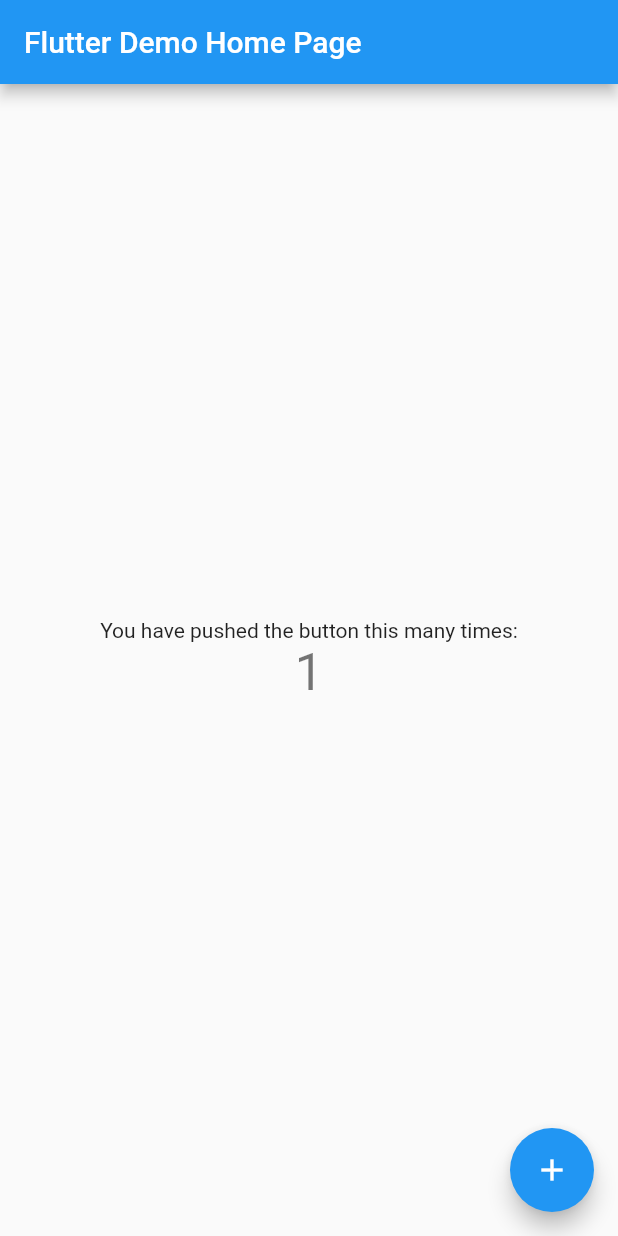
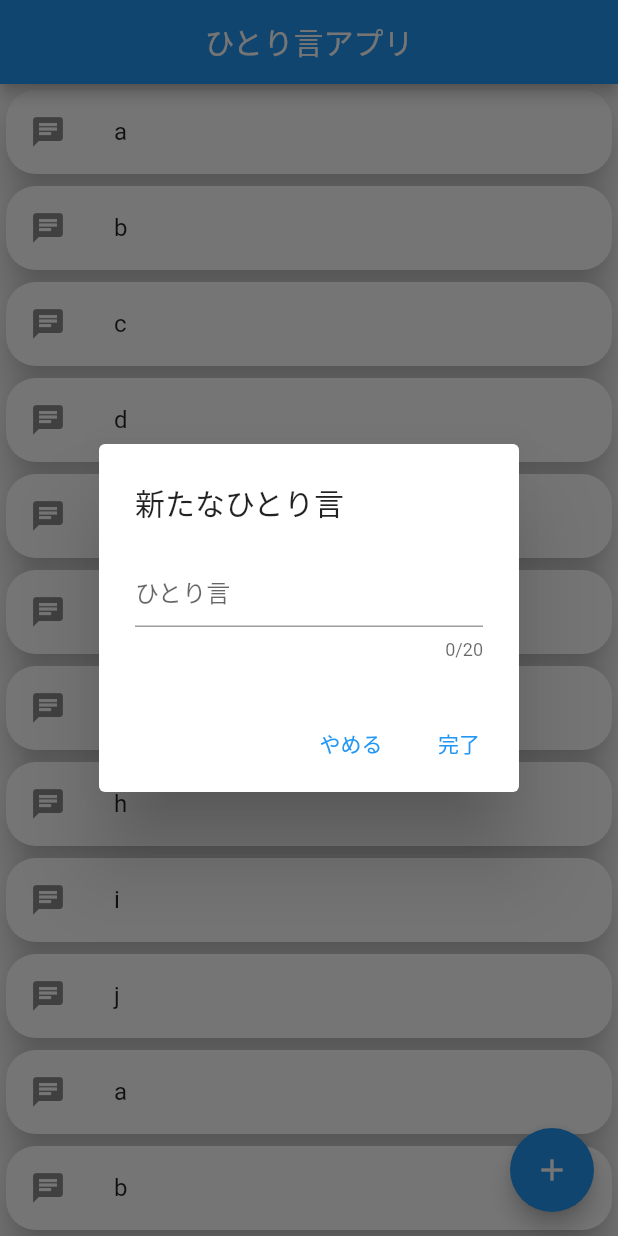
Before and after one commit to hachimitsuboy/flutter_practice6, a Flutter app: the screen it shows after launch, after a tap on the "add" icon, on a phone screen of 412 x 824 dp. Run offline on Flutter 3.47's test engine with Material 2 defaults, Android fonts, the phone set to English and light mode, and no system bars; our stand-ins replace flutter_riverpod, riverpod.

Commit message:
ListViewとFloatingActionbutton選択時にAlertDialogを表示させる

```diff
--- /dev/null
+++ b/lib/custom_alert_dialog.dart
@@ -0,0 +1,44 @@
+import 'package:flutter/material.dart';
+
+class CustomAlertDialog extends StatelessWidget {
+  final String title;
+  final Widget contentWidget;
+  final String? cancelActionText;
+  final Function? cancelAction;
+  final String defaultActionText;
+  final Function? action;
+
+  CustomAlertDialog({
+    required this.title,
+    required this.contentWidget,
+    this.cancelActionText,
+    this.cancelAction,
+    required this.defaultActionText,
+    this.action,
+  });
+
+  @override
+  Widget build(BuildContext context) {
+    return AlertDialog(
+      title: Text(title),
+      content: contentWidget,
+      actions: [
+        if (cancelActionText != null)
+          TextButton(
+            onPressed: () {
+              if (cancelAction != null) cancelAction!();
+              Navigator.of(context).pop(false);
+            },
+            child: Text(cancelActionText!),
+          ),
+        TextButton(
+          onPressed: () {
+            if (action != null) action!();
+            Navigator.of(context).pop(true);
+          },
+          child: Text(defaultActionText),
+        )
+      ],
+    );
+  }
+}
--- a/lib/main.dart
+++ b/lib/main.dart
@@ -1,115 +1,25 @@
 import 'package:flutter/material.dart';
+import 'package:flutter_riverpod/flutter_riverpod.dart';
+import 'package:stream_provider/monologue_page.dart';
+
 
 void main() {
-  runApp(const MyApp());
+  runApp(
+    ProviderScope(
+      child: MyApp(),
+    ),
+  );
 }
 
 class MyApp extends StatelessWidget {
-  const MyApp({Key? key}) : super(key: key);
-
-  // This widget is the root of your application.
   @override
   Widget build(BuildContext context) {
     return MaterialApp(
-      title: 'Flutter Demo',
+      title: 'Monologue app',
       theme: ThemeData(
-        // This is the theme of your application.
-        //
-        // Try running your application with "flutter run". You'll see the
-        // application has a blue toolbar. Then, without quitting the app, try
-        // changing the primarySwatch below to Colors.green and then invoke
-        // "hot reload" (press "r" in the console where you ran "flutter run",
-        // or simply save your changes to "hot reload" in a Flutter IDE).
-        // Notice that the counter didn't reset back to zero; the application
-        // is not restarted.
         primarySwatch: Colors.blue,
       ),
-      home: const MyHomePage(title: 'Flutter Demo Home Page'),
+      home: MonologuePage(),
     );
   }
 }
-
-class MyHomePage extends StatefulWidget {
-  const MyHomePage({Key? key, required this.title}) : super(key: key);
-
-  // This widget is the home page of your application. It is stateful, meaning
-  // that it has a State object (defined below) that contains fields that affect
-  // how it looks.
-
-  // This class is the configuration for the state. It holds the values (in this
-  // case the title) provided by the parent (in this case the App widget) and
-  // used by the build method of the State. Fields in a Widget subclass are
-  // always marked "final".
-
-  final String title;
-
-  @override
-  State<MyHomePage> createState() => _MyHomePageState();
-}
-
-class _MyHomePageState extends State<MyHomePage> {
-  int _counter = 0;
-
-  void _incrementCounter() {
-    setState(() {
-      // This call to setState tells the Flutter framework that something has
-      // changed in this State, which causes it to rerun the build method below
-      // so that the display can reflect the updated values. If we changed
-      // _counter without calling setState(), then the build method would not be
-      // called again, and so nothing would appear to happen.
-      _counter++;
-    });
-  }
-
-  @override
-  Widget build(BuildContext context) {
-    // This method is rerun every time setState is called, for instance as done
-    // by the _incrementCounter method above.
-    //
-    // The Flutter framework has been optimized to make rerunning build methods
-    // fast, so that you can just rebuild anything that needs updating rather
-    // than having to individually change instances of widgets.
-    return Scaffold(
-      appBar: AppBar(
-        // Here we take the value from the MyHomePage object that was created by
-        // the App.build method, and use it to set our appbar title.
-        title: Text(widget.title),
-      ),
-      body: Center(
-        // Center is a layout widget. It takes a single child and positions it
-        // in the middle of the parent.
-        child: Column(
-          // Column is also a layout widget. It takes a list of children and
-          // arranges them vertically. By default, it sizes itself to fit its
-          // children horizontally, and tries to be as tall as its parent.
-          //
-          // Invoke "debug painting" (press "p" in the console, choose the
-          // "Toggle Debug Paint" action from the Flutter Inspector in Android
-          // Studio, or the "Toggle Debug Paint" command in Visual Studio Code)
-          // to see the wireframe for each widget.
-          //
-          // Column has various properties to control how it sizes itself and
-          // how it positions its children. Here we use mainAxisAlignment to
-          // center the children vertically; the main axis here is the vertical
-          // axis because Columns are vertical (the cross axis would be
-          // horizontal).
-          mainAxisAlignment: MainAxisAlignment.center,
-          children: <Widget>[
-            const Text(
-              'You have pushed the button this many times:',
-            ),
-            Text(
-              '$_counter',
-              style: Theme.of(context).textTheme.headline4,
-            ),
-          ],
-        ),
-      ),
-      floatingActionButton: FloatingActionButton(
-        onPressed: _incrementCounter,
-        tooltip: 'Increment',
-        child: const Icon(Icons.add),
-      ), // This trailing comma makes auto-formatting nicer for build methods.
-    );
-  }
-}
--- /dev/null
+++ b/lib/monologue_page.dart
@@ -0,0 +1,107 @@
+import 'package:flutter/material.dart';
+import 'package:flutter_riverpod/flutter_riverpod.dart';
+import 'package:riverpod/riverpod.dart';
+import 'package:stream_provider/custom_alert_dialog.dart';
+import 'package:web_socket_channel/io.dart';
+
+// final messageProvider = StreamProvider.autoDispose((ref) async* {
+//   final channel = IOWebSocketChannel.connect("ws://localhost:8081");
+//   ref.onDispose(() => channel.sink.close());
+//
+//   await for (final value in channel.stream) {
+//     yield value.toString();
+//   }
+// });
+
+var monologueList = [];
+
+class MonologuePage extends ConsumerWidget {
+  Widget build(BuildContext context, WidgetRef ref) {
+    // AsyncValue<String> message = ref.watch(messageProvider);
+    final monologueController = TextEditingController();
+    final List<String> wordList = [
+      "a",
+      "b",
+      "c",
+      "d",
+      "e",
+      "f",
+      "g",
+      "h",
+      "i",
+      "j",
+      "a",
+      "b",
+      "c",
+      "d",
+      "e",
+      "f",
+      "g",
+      "h",
+      "i",
+      "j",
+    ];
+
+    return Scaffold(
+      appBar: AppBar(
+        title: const Text("ひとり言アプリ"),
+        centerTitle: true,
+      ),
+      body: ListView.builder(
+        itemCount: wordList.length,
+        itemBuilder: (context, int index) {
+          return Card(
+            elevation: 10,
+            shape: RoundedRectangleBorder(
+              borderRadius: BorderRadius.circular(20),
+            ),
+            child: ListTile(
+              leading: const Icon(Icons.chat),
+              title: Text(wordList[index]),
+            ),
+          );
+        },
+      ),
+      floatingActionButton: FloatingActionButton(
+        onPressed: () => _addMonologue(context, monologueController),
+        child: const Icon(Icons.add),
+      ),
+    );
+  }
+
+  _addMonologue(BuildContext context, TextEditingController controller) {
+    showDialog(
+        context: context,
+
+        builder: (context) => CustomAlertDialog(
+              title: "新たなひとり言",
+              contentWidget: Column(
+                mainAxisSize: MainAxisSize.min,
+                children: [
+                  TextField(
+                    controller: controller,
+                    maxLength: 20,
+                    decoration: const InputDecoration(
+                      hintText: "ひとり言",
+                    ),
+                  ),
+                ],
+              ),
+              defaultActionText: "完了",
+              cancelActionText: "やめる",
+              action: () => _submitAction(context, controller),
+              cancelAction: () => _cancelAction(context),
+            ));
+  }
+
+  _submitAction(BuildContext context, TextEditingController controller) {
+    monologueList.add(controller.text);
+    monologueList.forEach((element) {
+      print(element);
+    });
+  }
+
+  _cancelAction(BuildContext context) {
+    print("閉じます");
+  }
+}
--- a/pubspec.yaml
+++ b/pubspec.yaml
@@ -34,6 +34,8 @@ dependencies:
   # The following adds the Cupertino Icons font to your application.
   # Use with the CupertinoIcons class for iOS style icons.
   cupertino_icons: ^1.0.2
+  flutter_riverpod: ^2.0.0-dev.6
+  web_socket_channel: ^2.2.0
 
 dev_dependencies:
   flutter_test:
```
Also changed, not shown: pubspec.lock.
